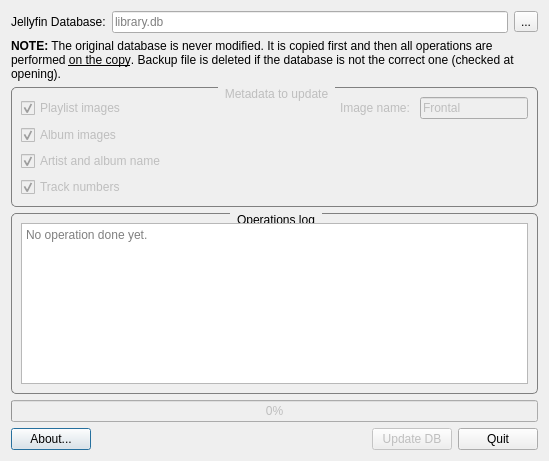
The window that MainDialog.ui (FelixdelasPozas/Jellyfin-Database-Tweaker) describes before a commit, drawn with Qt 5.
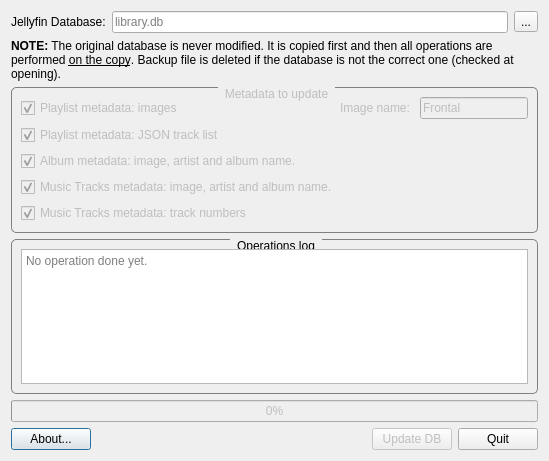
The same window after the commit. Icons and pictures are not drawn.

Commit message: Refactor thread code. Cleanup and UI polish. Finished.

What changed in the file:
```diff
--- a/MainDialog.ui
+++ b/MainDialog.ui
@@ -123,7 +123,7 @@
            <string>Update image metadata in playlist entries.</string>
           </property>
           <property name="text">
-           <string>Playlist images</string>
+           <string>Playlist metadata: images</string>
           </property>
           <property name="checked">
            <bool>true</bool>
@@ -156,12 +156,22 @@
        </layout>
       </item>
       <item>
-       <widget class="QCheckBox" name="m_albumImages">
+       <widget class="QCheckBox" name="m_trackList">
+        <property name="text">
+         <string>Playlist metadata: JSON track list</string>
+        </property>
+        <property name="checked">
+         <bool>true</bool>
+        </property>
+       </widget>
+      </item>
+      <item>
+       <widget class="QCheckBox" name="m_albumMetadata">
         <property name="toolTip">
          <string>Update image metadata in album entries.</string>
         </property>
         <property name="text">
-         <string>Album images</string>
+         <string>Album metadata: image, artist and album name.</string>
         </property>
         <property name="checked">
          <bool>true</bool>
@@ -174,7 +184,7 @@
          <string>Update artist and album name in playlist, albums and tracks.</string>
         </property>
         <property name="text">
-         <string>Artist and album name</string>
+         <string>Music Tracks metadata: image, artist and album name.</string>
         </property>
         <property name="checked">
          <bool>true</bool>
@@ -187,7 +197,7 @@
          <string>Update track sequence number in tracks metadata.</string>
         </property>
         <property name="text">
-         <string>Track numbers</string>
+         <string>Music Tracks metadata: track numbers</string>
         </property>
         <property name="checked">
          <bool>true</bool>
```
The commit also changes 5 other files.
